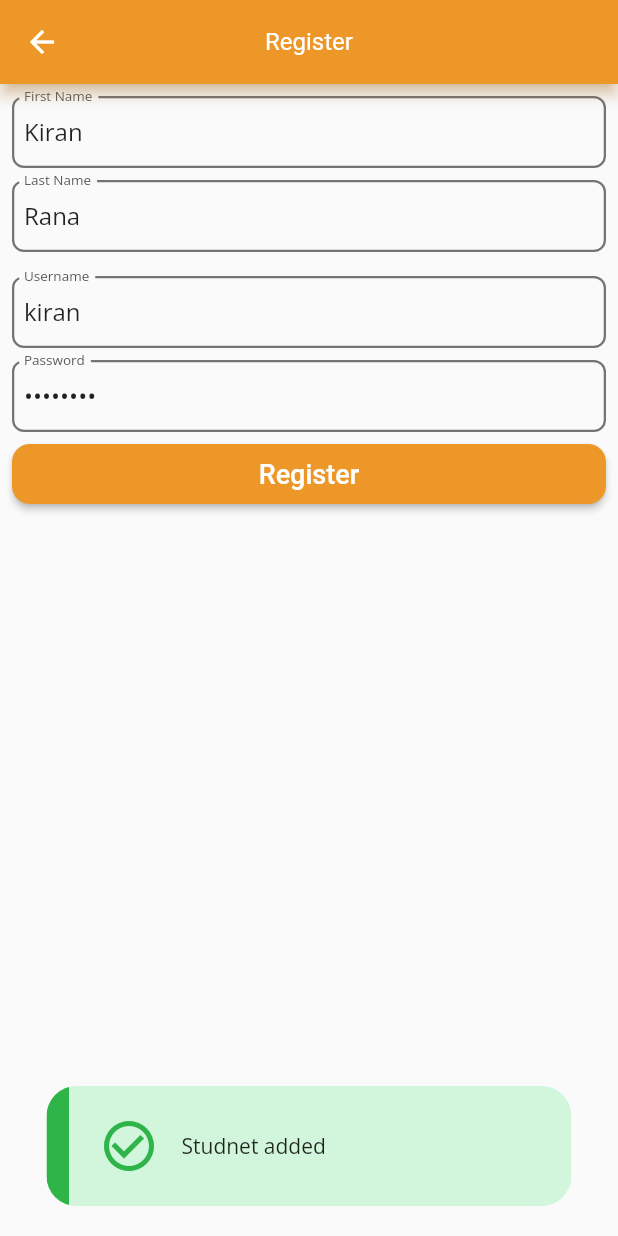
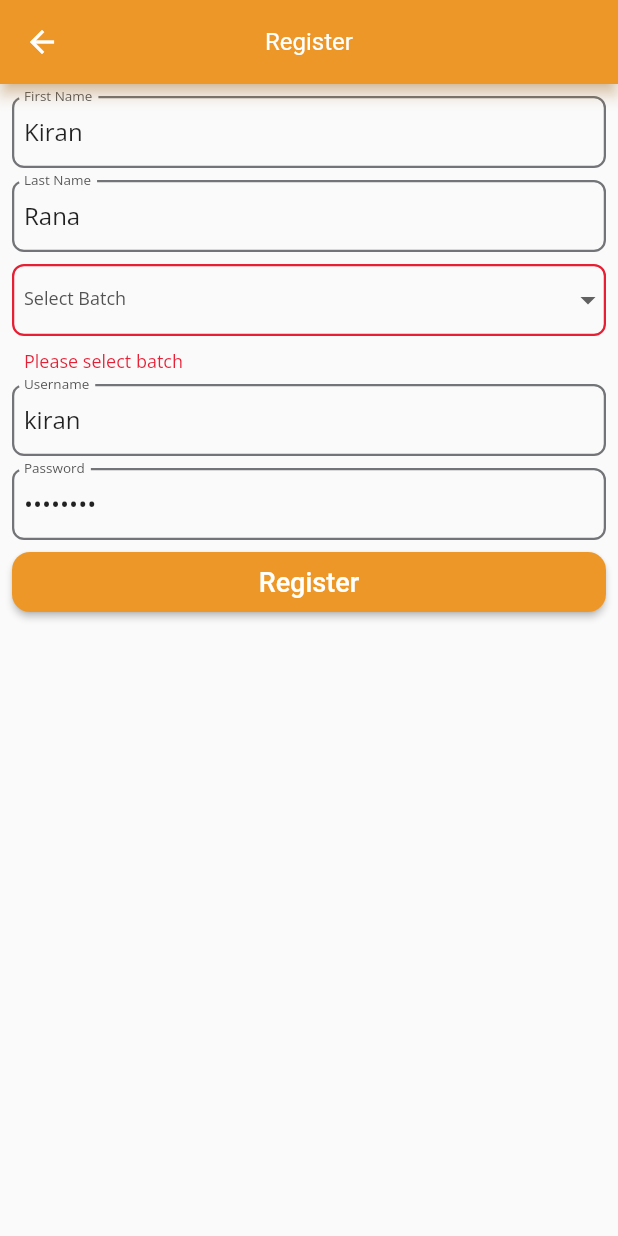
Before and after one commit to utsavprz/ObjectBoxTutorial, a Flutter app: the RegisterScreen screen opened by its route, after a tap on "Register", on a phone screen of 412 x 824 dp. Run offline on Flutter 3.47's test engine with Material 2 defaults, Android fonts, the light colour scheme and no system bars; our stand-ins replace flutter_svg, motion_toast, objectbox; generated files the repository leaves out were written again; Roboto replaces fonts that are missing (Brand Bold).

Commit message:
utsav push

```diff
--- a/lib/data_source/local_data_source/batch_data_source.dart
+++ b/lib/data_source/local_data_source/batch_data_source.dart
@@ -3,7 +3,7 @@ import 'package:batch_student_starter/model/batch.dart';
 
 import '../../state/objectbox_state.dart';
 
-class BatchDataSource{
+class BatchDataSource {
   ObjectBoxInstance get objectBoxInstance => ObjectBoxState.objectBoxInstance!;
 
   Future<int> addBatch(Batch batch) async {
--- a/lib/screen/register.dart
+++ b/lib/screen/register.dart
@@ -3,6 +3,7 @@ import 'package:batch_student_starter/repository/student_repo.dart';
 import 'package:flutter/material.dart';
 import 'package:motion_toast/motion_toast.dart';
 
+import '../data_source/local_data_source/batch_data_source.dart';
 import '../model/batch.dart';
 
 class RegisterScreen extends StatefulWidget {
@@ -13,8 +14,9 @@ class RegisterScreen extends StatefulWidget {
 }
 
 class _RegisterScreenState extends State<RegisterScreen> {
-  final List<Batch> _lstBatches = [];
-  final String _dropDownValue = "";
+  // final List<Batch> _lstBatches = [];
+
+  var _dropDownValue;
 
   final _key = GlobalKey<FormState>();
   final _fnameController = TextEditingController(text: 'Kiran');
@@ -25,7 +27,7 @@ class _RegisterScreenState extends State<RegisterScreen> {
   _showMessage(int status) {
     if (status > 0) {
       MotionToast.success(
-        description: const Text('Studnet added'),
+        description: const Text('Student added'),
       ).show(context);
     } else {
       MotionToast.error(description: const Text('Error in adding student'))
@@ -89,38 +91,38 @@ class _RegisterScreenState extends State<RegisterScreen> {
                   const SizedBox(
                     height: 8,
                   ),
-                  // FutureBuilder(
-                  //   future: BatchDataSource().getAllBatch(),
-                  //   builder: (context, snapshot) {
-                  //     if (snapshot.hasData) {
-                  //       return DropdownButtonFormField(
-                  //         validator: (value) {
-                  //           if (value == null || value.isEmpty) {
-                  //             return 'Please select batch';
-                  //           }
-                  //           return null;
-                  //         },
-                  //         isExpanded: true,
-                  //         decoration: const InputDecoration(
-                  //           labelText: 'Select Batch',
-                  //         ),
-                  //         items: _lstBatches
-                  //             .map((batch) => DropdownMenuItem(
-                  //                   value: batch.batchName,
-                  //                   child: Text(batch.batchName),
-                  //                 ))
-                  //             .toList(),
-                  //         onChanged: (value) {
-                  //           _dropDownValue = value!;
-                  //         },
-                  //       );
-                  //     } else {
-                  //       return const Center(
-                  //         child: CircularProgressIndicator(),
-                  //       );
-                  //     }
-                  //   },
-                  // ),
+                  FutureBuilder(
+                    future: BatchDataSource().getBatch(),
+                    builder: (context, snapshot) {
+                      if (snapshot.hasData) {
+                        return DropdownButtonFormField(
+                          validator: (value) {
+                            if (value == null || value.isEmpty) {
+                              return 'Please select batch';
+                            }
+                            return null;
+                          },
+                          isExpanded: true,
+                          decoration: const InputDecoration(
+                            labelText: 'Select Batch',
+                          ),
+                          items: snapshot.data!
+                              .map((batch) => DropdownMenuItem(
+                                    value: batch.batchName,
+                                    child: Text(batch.batchName),
+                                  ))
+                              .toList(),
+                          onChanged: (value) {
+                            _dropDownValue = value!;
+                          },
+                        );
+                      } else {
+                        return const Center(
+                          child: CircularProgressIndicator(),
+                        );
+                      }
+                    },
+                  ),
                   const SizedBox(
                     height: 8,
                   ),
```
Also changed, not shown: lib/repository/batch_repo.dart (+4 -9 lines).
